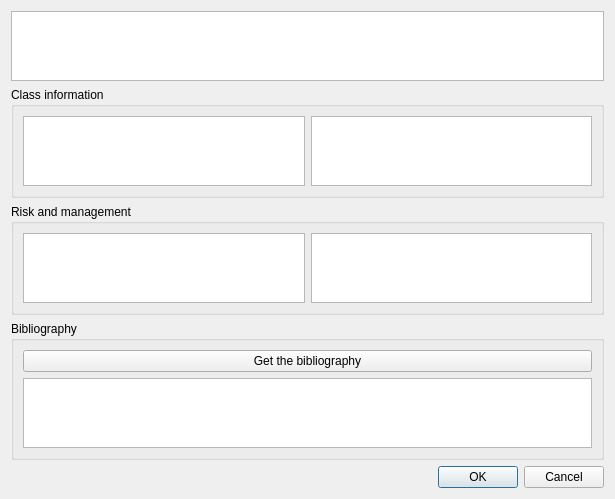
Old version of the form plugins/drugsplugin/drugswidget/interactionsynthesisdialog.ui in the repository FreeHealth/freehealth.
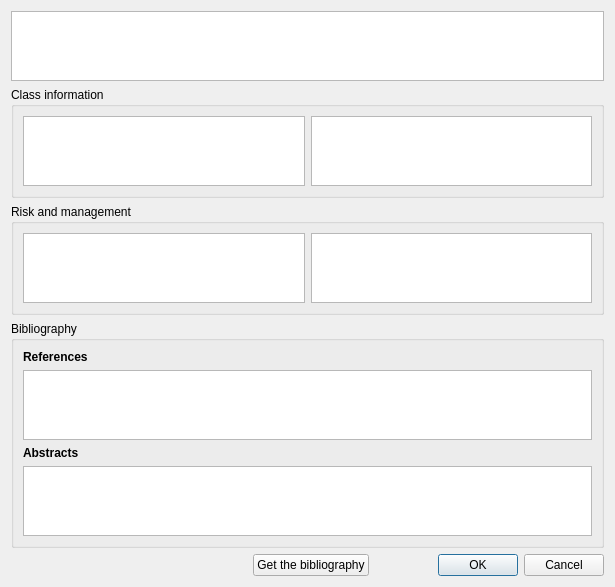
New version of the form.

Commit message: Drugs: - adding bibliographic sources to interaction synthesis dialog

```diff
--- a/plugins/drugsplugin/drugswidget/interactionsynthesisdialog.ui
+++ b/plugins/drugsplugin/drugswidget/interactionsynthesisdialog.ui
@@ -7,7 +7,7 @@
     <x>0</x>
     <y>0</y>
     <width>615</width>
-    <height>448</height>
+    <height>577</height>
    </rect>
   </property>
   <property name="windowTitle">
@@ -65,6 +65,13 @@
        </property>
       </spacer>
      </item>
+     <item>
+      <widget class="QPushButton" name="getBiblio">
+       <property name="text">
+        <string>Get the bibliography</string>
+       </property>
+      </widget>
+     </item>
      <item>
       <widget class="QDialogButtonBox" name="buttonBox">
        <property name="orientation">
@@ -121,13 +128,35 @@
       <string>Bibliography</string>
      </property>
      <layout class="QGridLayout" name="gridLayout_4">
-      <item row="1" column="0">
+      <item row="3" column="0">
        <widget class="QTextBrowser" name="biblio"/>
       </item>
+      <item row="1" column="0">
+       <widget class="QTextBrowser" name="biblioReferences"/>
+      </item>
       <item row="0" column="0">
-       <widget class="QPushButton" name="getBiblio">
+       <widget class="QLabel" name="label">
+        <property name="font">
+         <font>
+          <weight>75</weight>
+          <bold>true</bold>
+         </font>
+        </property>
         <property name="text">
-         <string>Get the bibliography</string>
+         <string>References</string>
+        </property>
+       </widget>
+      </item>
+      <item row="2" column="0">
+       <widget class="QLabel" name="label_2">
+        <property name="font">
+         <font>
+          <weight>75</weight>
+          <bold>true</bold>
+         </font>
+        </property>
+        <property name="text">
+         <string>Abstracts</string>
         </property>
        </widget>
       </item>
```
The commit also changes 2 other files.
